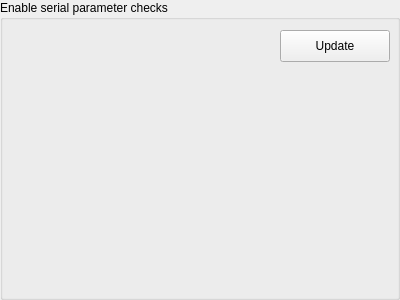
Qt form VSPClient/ui/pgtrace.ui (britus/VSPClient) before a commit.
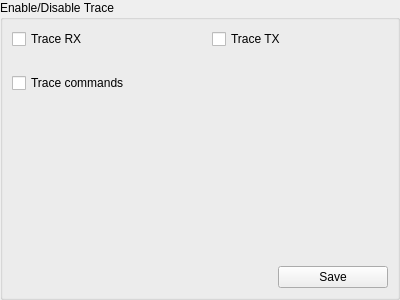
The same form after that commit.

```diff
--- a/VSPClient/ui/pgtrace.ui
+++ b/VSPClient/ui/pgtrace.ui
@@ -32,27 +32,112 @@
    <item>
     <widget class="QGroupBox" name="groupBox">
      <property name="title">
-      <string>Enable serial parameter checks</string>
+      <string>Enable/Disable Trace</string>
      </property>
-     <widget class="QPushButton" name="btnUpdate">
-      <property name="geometry">
-       <rect>
-        <x>280</x>
-        <y>30</y>
-        <width>110</width>
-        <height>32</height>
-       </rect>
-      </property>
-      <property name="minimumSize">
-       <size>
-        <width>110</width>
-        <height>0</height>
-       </size>
-      </property>
-      <property name="text">
-       <string>Update</string>
-      </property>
-     </widget>
+     <layout class="QVBoxLayout" name="verticalLayout_2">
+      <item>
+       <widget class="QWidget" name="widget_2" native="true">
+        <layout class="QGridLayout" name="gridLayout">
+         <property name="leftMargin">
+          <number>0</number>
+         </property>
+         <property name="topMargin">
+          <number>0</number>
+         </property>
+         <property name="rightMargin">
+          <number>0</number>
+         </property>
+         <property name="bottomMargin">
+          <number>0</number>
+         </property>
+         <property name="spacing">
+          <number>24</number>
+         </property>
+         <item row="0" column="0">
+          <widget class="QCheckBox" name="cbxTraceRX">
+           <property name="text">
+            <string>Trace RX</string>
+           </property>
+          </widget>
+         </item>
+         <item row="0" column="1">
+          <widget class="QCheckBox" name="cbxTraceTX">
+           <property name="text">
+            <string>Trace TX</string>
+           </property>
+          </widget>
+         </item>
+         <item row="1" column="0">
+          <widget class="QCheckBox" name="cbxTraceCmd">
+           <property name="text">
+            <string>Trace commands</string>
+           </property>
+          </widget>
+         </item>
+        </layout>
+       </widget>
+      </item>
+      <item>
+       <spacer name="verticalSpacer">
+        <property name="orientation">
+         <enum>Qt::Vertical</enum>
+        </property>
+        <property name="sizeHint" stdset="0">
+         <size>
+          <width>20</width>
+          <height>136</height>
+         </size>
+        </property>
+       </spacer>
+      </item>
+      <item>
+       <widget class="QWidget" name="widget" native="true">
+        <layout class="QHBoxLayout" name="horizontalLayout">
+         <property name="spacing">
+          <number>24</number>
+         </property>
+         <property name="leftMargin">
+          <number>0</number>
+         </property>
+         <property name="topMargin">
+          <number>0</number>
+         </property>
+         <property name="rightMargin">
+          <number>0</number>
+         </property>
+         <property name="bottomMargin">
+          <number>0</number>
+         </property>
+         <item>
+          <spacer name="horizontalSpacer">
+           <property name="orientation">
+            <enum>Qt::Horizontal</enum>
+           </property>
+           <property name="sizeHint" stdset="0">
+            <size>
+             <width>233</width>
+             <height>20</height>
+            </size>
+           </property>
+          </spacer>
+         </item>
+         <item>
+          <widget class="QPushButton" name="btnUpdate">
+           <property name="minimumSize">
+            <size>
+             <width>110</width>
+             <height>0</height>
+            </size>
+           </property>
+           <property name="text">
+            <string>Save</string>
+           </property>
+          </widget>
+         </item>
+        </layout>
+       </widget>
+      </item>
+     </layout>
     </widget>
    </item>
   </layout>
```
Left out of the diff: 6 changed lines with no effect on the pictures.
